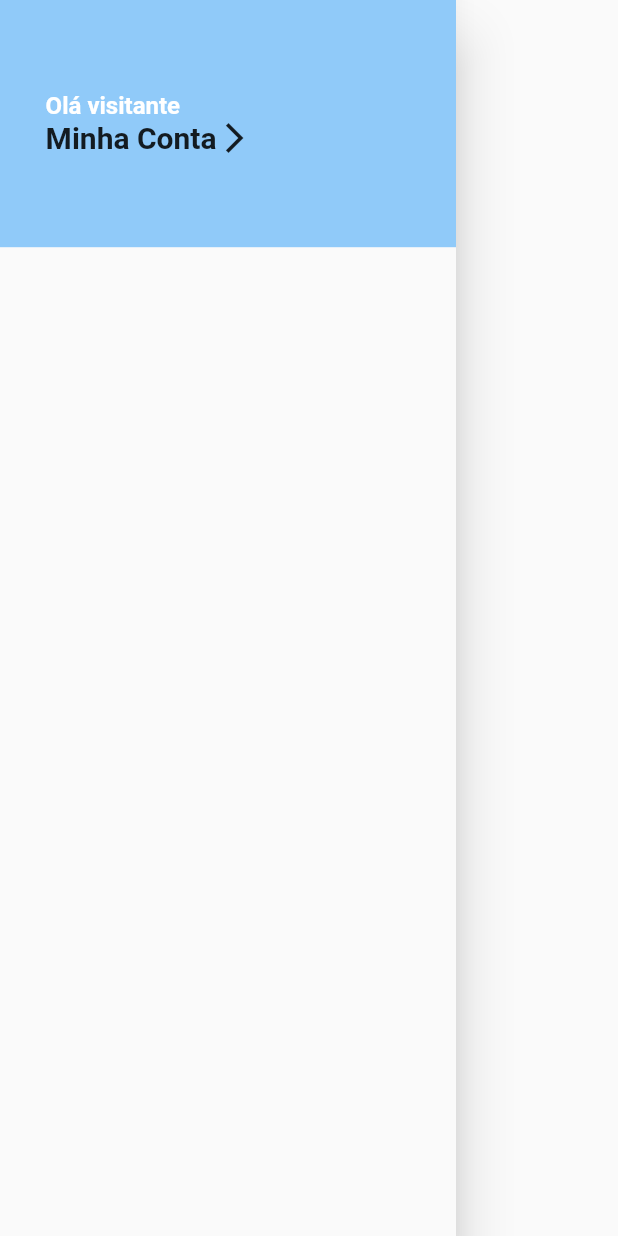
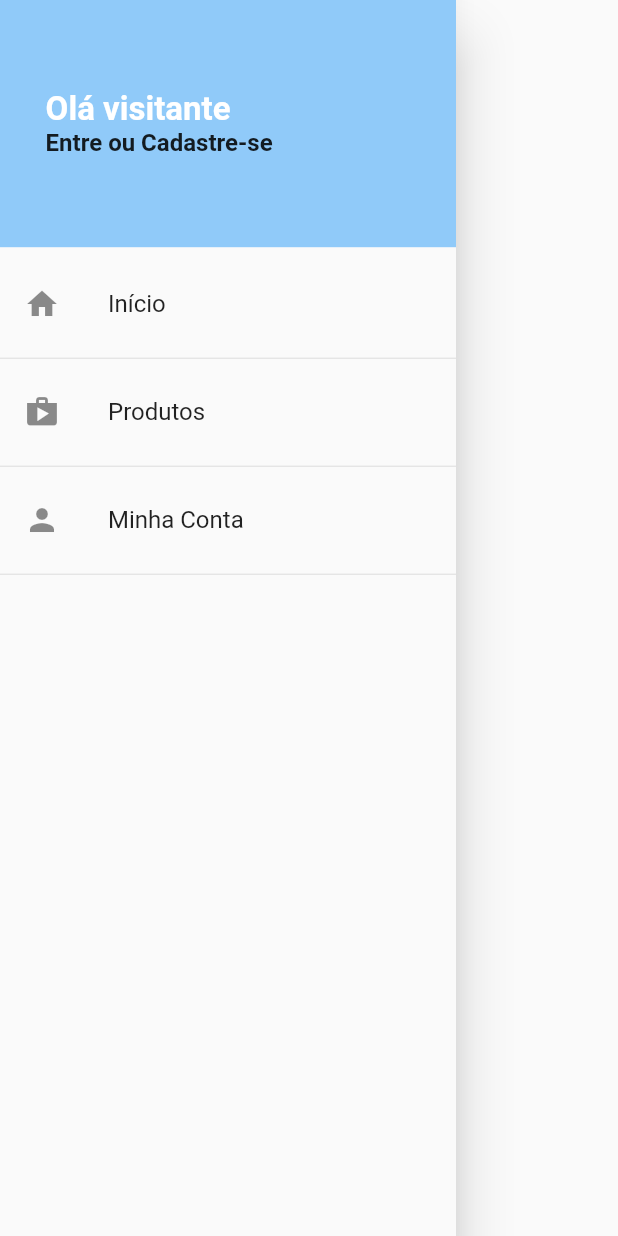
Before and after one commit to eduardoazvd17/aquarius_store, a Flutter app: the MainDrawer widget shown alone on an empty page, opened directly, on a phone screen of 412 x 824 dp. Run offline on Flutter 3.47's test engine with Material 2 defaults, Android fonts, the phone set to English and light mode, and no system bars; our stand-ins replace get, get_storage; accounts and stored records are empty.

Commit message:
Mudança de posicionamento da opc minha conta para um listtile

```diff
--- a/lib/components/main_drawer.dart
+++ b/lib/components/main_drawer.dart
@@ -29,27 +29,18 @@ class MainDrawer extends StatelessWidget {
                           'Olá visitante',
                           style: TextStyle(
                             color: Colors.white,
-                            fontSize: 16,
+                            fontSize: 22,
                             fontWeight: FontWeight.bold,
                           ),
                         ),
                         InkWell(
                           onTap: () => Get.to(Login()),
-                          child: Row(
-                            mainAxisSize: MainAxisSize.min,
-                            mainAxisAlignment: MainAxisAlignment.start,
-                            children: <Widget>[
-                              Text(
-                                'Minha Conta',
-                                style: TextStyle(
-                                  fontSize: 20,
-                                  fontWeight: FontWeight.bold,
-                                ),
-                              ),
-                              Icon(
-                                Icons.arrow_forward_ios,
-                              ),
-                            ],
+                          child: Text(
+                            'Entre ou Cadastre-se',
+                            style: TextStyle(
+                              fontSize: 16,
+                              fontWeight: FontWeight.bold,
+                            ),
                           ),
                         ),
                       ],
@@ -60,7 +51,24 @@ class MainDrawer extends StatelessWidget {
                   height: cnt.maxHeight * 0.8,
                   width: cnt.maxWidth,
                   child: Column(
-                    children: <Widget>[],
+                    children: <Widget>[
+                      SizedBox(height: 10),
+                      ListTile(
+                        leading: Icon(Icons.home),
+                        title: Text('Início'),
+                      ),
+                      Divider(),
+                      ListTile(
+                        leading: Icon(Icons.shop),
+                        title: Text('Produtos'),
+                      ),
+                      Divider(),
+                      ListTile(
+                        leading: Icon(Icons.person),
+                        title: Text('Minha Conta'),
+                      ),
+                      Divider(),
+                    ],
                   ),
                 ),
               ],
```
